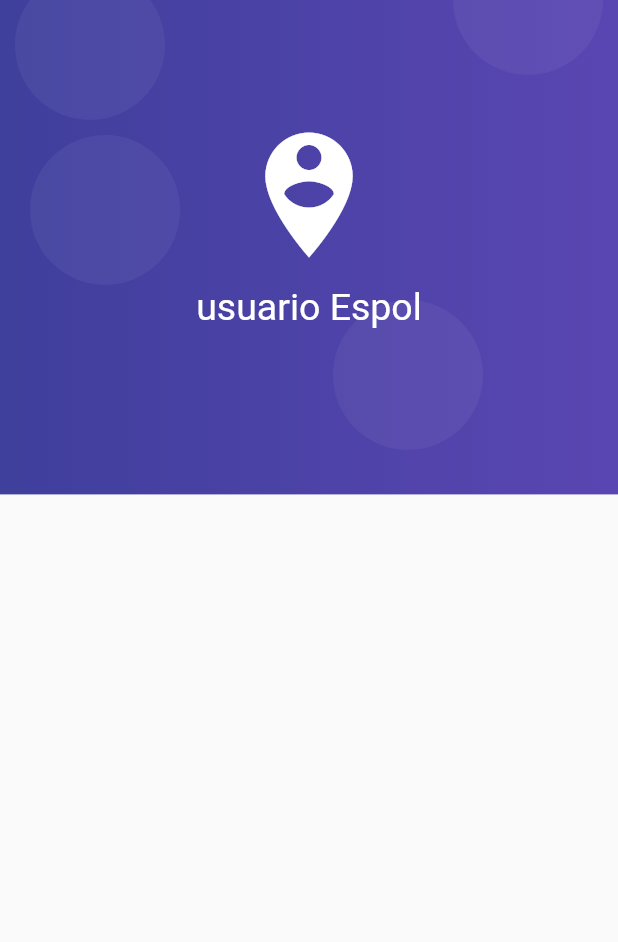
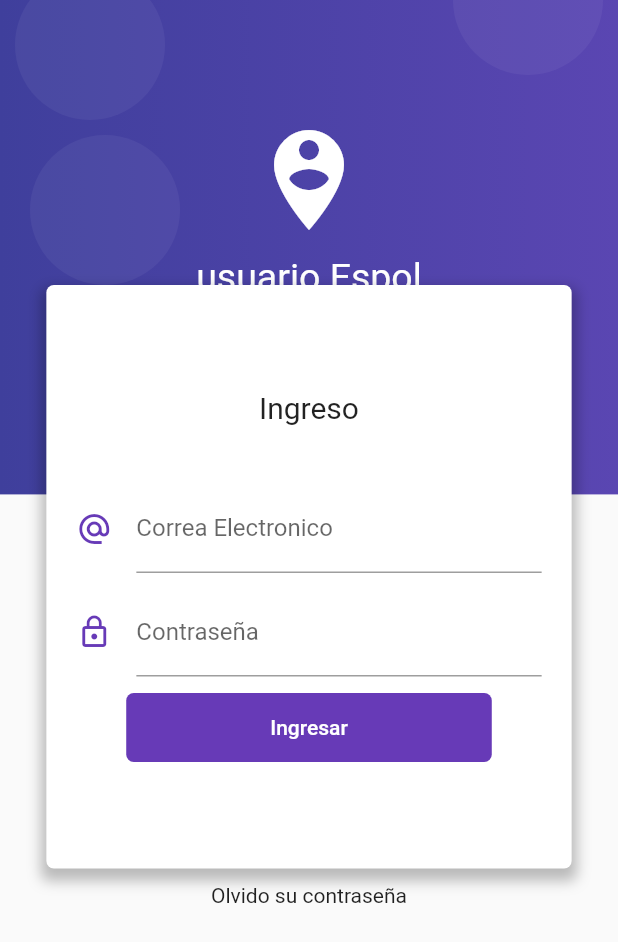
Before and after one commit to ecorrea343/formularioBloc, a Flutter app: the screen it shows after launch, on a phone screen of 412 x 824 dp. Shown: the top 942 px of the screen. Run offline on Flutter 3.47's test engine with Material 2 defaults, Android fonts, the phone set to English and light mode, and no system bars.

Commit message:
terminado el diseño de la pantala de Login

```diff
--- a/lib/src/pages/login_page.dart
+++ b/lib/src/pages/login_page.dart
@@ -9,6 +9,7 @@ class LoginPage extends StatelessWidget {
       body: Stack(
         children: <Widget>[
           _crearFondo(context),
+          _crearCaja(context),
 
         ],
       ),
@@ -54,7 +55,7 @@ class LoginPage extends StatelessWidget {
           padding: EdgeInsets.only(top: 80.0),
           child: Column(
             children: <Widget>[
-              Icon(Icons.person_pin_circle,size:100.0,color: Colors.white,),
+              Icon(Icons.person_pin_circle,size:80.0,color: Colors.white,),
               SizedBox(height:10.0,width: double.infinity,),
               Text('usuario Espol',style: TextStyle(color: Colors.white,fontSize: 25.0),)
             ],
@@ -66,4 +67,106 @@ class LoginPage extends StatelessWidget {
 
  }
 
+ Widget _crearCaja(BuildContext context){
+
+   final size = MediaQuery.of(context).size;
+
+   return SingleChildScrollView(
+     child: Column(
+       children: <Widget>[
+
+          SafeArea(
+            child: Container(
+              height: 180.0,
+            ),
+          ),
+
+         Container(
+
+           width: size.width * 0.85,
+           margin: EdgeInsets.symmetric(vertical: 10.0),
+           padding: EdgeInsets.symmetric(vertical: 70.0),
+           decoration: BoxDecoration(
+            color: Colors.white,
+            borderRadius: BorderRadius.circular(5.0),
+            boxShadow: <BoxShadow>[
+              BoxShadow(
+                  color: Colors.black26,
+                  blurRadius: 7.0,
+                  offset: Offset(0.0,5.0),
+                  spreadRadius: 3.0
+                ),
+              ]
+            ),
+           child:Column(
+
+             children: <Widget>[
+               Text('Ingreso',style: TextStyle(fontSize: 20.0),),
+               SizedBox(height: 40.0,),
+               _crearEmail(),
+               SizedBox(height:10.0),
+               _crearPass(),
+               SizedBox(height:10.0),
+               _crearBoton(),
+
+
+             ],
+           ) ,
+         ),
+         Text('Olvido su contraseña'),
+         SizedBox(height: 100.0)
+       ],
+     ),
+   );
+ }
+ Widget _crearEmail(){
+
+   return Container(
+     padding: EdgeInsets.symmetric(horizontal: 20.0),
+     child: TextField(
+       keyboardType: TextInputType.emailAddress,
+       decoration: InputDecoration(
+         icon: Icon(Icons.alternate_email, color:Colors.deepPurple),
+         hintText: 'example@espol.cl',
+         labelText: 'Correa Electronico'
+       ),
+     ),
+   );
+
+ }
+ Widget _crearPass(){
+
+   return Container(
+     padding: EdgeInsets.symmetric(horizontal: 20.0),
+     child: TextField(
+       keyboardType: TextInputType.visiblePassword,
+       obscureText: true,
+       decoration: InputDecoration(
+         icon: Icon(Icons.lock_outline, color:Colors.deepPurple),
+         hintText: 'example@espol.cl',
+         labelText: 'Contraseña'
+       ),
+     ),
+   );
+
+ }
+ Widget _crearBoton(){
+
+   return RaisedButton(
+     child: Container(
+       padding: EdgeInsets.symmetric(horizontal: 80.0,vertical: 15.0),
+       child:
+         Text('Ingresar'),
+     ),
+     shape: RoundedRectangleBorder(
+       borderRadius: BorderRadius.circular(5.0)
+     ),
+     elevation: 0.0,
+     color: Colors.deepPurple,
+     textColor: Colors.white,
+     onPressed: (){},
+   );
+
+ }
+
 }
```
